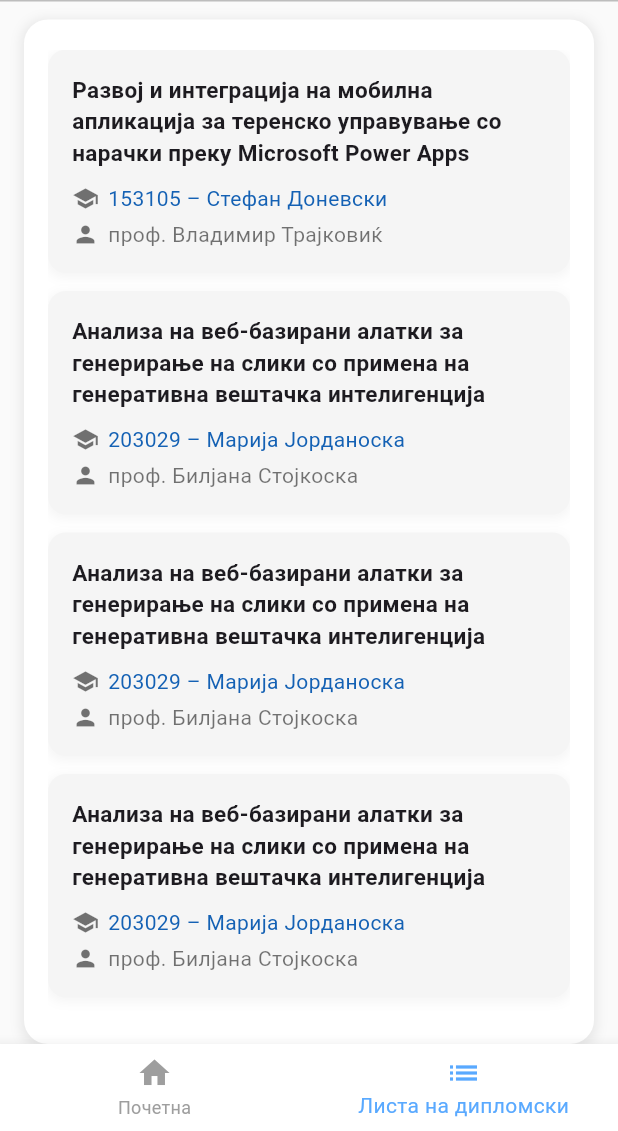
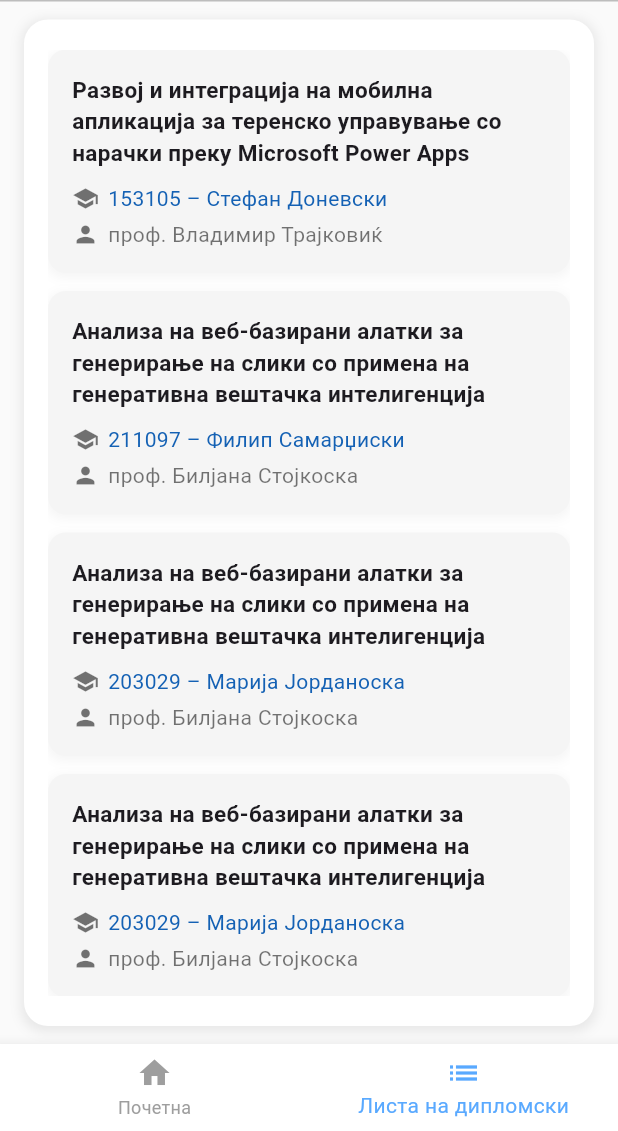
Before and after one commit to bilef23/MIS-bachelor-thesis-app, a Flutter app: the screen it shows after launch, item 2 of the bottom bar chosen, on a phone screen of 412 x 824 dp, the part 105-1236 px from its top. Run offline on Flutter 3.47's test engine with Material 3 defaults, Android fonts, the phone set to English and light mode, and no system bars; our stand-ins replace open_file, shared_preferences; accounts and stored records are empty; Roboto replaces fonts that are missing (SFProRounded).

Commit message:
Add thesis file viewing functionality, add more data, fix width of 8th step, fix height of card in thesis process screen and thesis list screen, fix thesis details nav bar, refactor

```diff
--- a/lib/models/thesis.dart
+++ b/lib/models/thesis.dart
@@ -8,7 +8,7 @@ class Thesis {
   final String? date;
   final String? approvalStatus;
   final String? description;
-  final String? fileUrl;
+  final String fileUrl;
 
   Thesis({
     required this.title,
@@ -20,6 +20,6 @@ class Thesis {
     this.date,
     this.approvalStatus,
     this.description,
-    this.fileUrl,
-  });
+    String? fileUrl,
+  }) : fileUrl = fileUrl ?? '$studentIndex.pdf';
 }
--- a/lib/screens/login_screen.dart
+++ b/lib/screens/login_screen.dart
@@ -1,6 +1,5 @@
 import 'package:flutter/material.dart';
 import '../services/authentication_service.dart'; // or authentication_service.dart
-import '../models/user.dart';
 import '../screens/thesis_process_screen.dart';
 
 class CasLoginScreen extends StatefulWidget {
--- a/lib/screens/thesis_list_screen.dart
+++ b/lib/screens/thesis_list_screen.dart
@@ -18,7 +18,7 @@ class ThesisListScreen extends StatefulWidget {
 class _ThesisListScreenState extends State<ThesisListScreen> {
   final ThesisListService thesisListService = ThesisListService();
   final Color primaryTextColor = const Color(0xFF1461B4);
-  int _currentIndex = 3;
+  final int _currentIndex = 3;
 
   bool isLoggedIn = false;
   User? loggedInUser;
@@ -37,22 +37,6 @@ class _ThesisListScreenState extends State<ThesisListScreen> {
     });
   }
 
-  void _handleLogin() async {
-    try {
-      await AuthService.login("testuser", "123"); // <- replace with real input later
-      _checkLoginStatus();
-    } catch (e) {
-      ScaffoldMessenger.of(context).showSnackBar(
-        const SnackBar(content: Text("Invalid credentials")),
-      );
-    }
-  }
-
-  void _handleLogout() async {
-    await AuthService.logout();
-    _checkLoginStatus();
-  }
-
   @override
   Widget build(BuildContext context) {
     List<Thesis> theses = thesisListService.getTheses();
@@ -66,8 +50,9 @@ class _ThesisListScreenState extends State<ThesisListScreen> {
             const SizedBox(height: 12),
             Expanded(
               child: Container(
-                margin: const EdgeInsets.symmetric(horizontal: 16.0),
-                padding: const EdgeInsets.symmetric(horizontal: 16.0, vertical: 20.0),
+                margin: const EdgeInsets.fromLTRB(16.0, 0, 16.0, 12.0),
+                padding: const EdgeInsets.symmetric(
+                    horizontal: 16.0, vertical: 20.0),
                 decoration: BoxDecoration(
                   color: Colors.white,
                   borderRadius: BorderRadius.circular(16),
@@ -91,13 +76,17 @@ class _ThesisListScreenState extends State<ThesisListScreen> {
                           Navigator.push(
                             context,
                             MaterialPageRoute(
-                              builder: (context) => ThesisDetailScreen(thesis: thesis),
+                              builder: (context) => ThesisDetailScreen(
+                                thesis: thesis,
+                                isLoggedIn: isLoggedIn,
+                              ),
                             ),
                           );
                         } else {
                           ScaffoldMessenger.of(context).showSnackBar(
                             const SnackBar(
-                              content: Text('Please log in to view thesis details.'),
+                              content:
+                                  Text('Please log in to view thesis details.'),
                               duration: Duration(seconds: 2),
                             ),
                           );
@@ -129,9 +118,13 @@ class _ThesisListScreenState extends State<ThesisListScreen> {
                               ),
                             ),
                             const SizedBox(height: 10),
-                            _buildInfoItem(Icons.school, "${thesis.studentIndex} – ${thesis.studentName}", primaryTextColor),
+                            _buildInfoItem(
+                                Icons.school,
+                                "${thesis.studentIndex} – ${thesis.studentName}",
+                                primaryTextColor),
                             const SizedBox(height: 4),
-                            _buildInfoItem(Icons.person, thesis.professorName, Colors.black54),
+                            _buildInfoItem(Icons.person, thesis.professorName,
+                                Colors.black54),
                           ],
                         ),
                       ),
@@ -147,7 +140,8 @@ class _ThesisListScreenState extends State<ThesisListScreen> {
         currentIndex: isLoggedIn ? _currentIndex : 1,
         navBarColor: const Color(0xFF59A9FF),
         isLoggedIn: isLoggedIn,
-        onTap: (index) => NavigationHelper.navigateByIndex(context, index, isLoggedIn),
+        onTap: (index) =>
+            NavigationHelper.navigateByIndex(context, index, isLoggedIn),
       ),
     );
   }
--- a/lib/screens/thesis_procedure_screen.dart
+++ b/lib/screens/thesis_procedure_screen.dart
@@ -13,7 +13,7 @@ class ThesisProcedureScreen extends StatefulWidget {
 class _ThesisProcedureScreenState extends State<ThesisProcedureScreen> {
   final Color primaryTextColor = const Color(0xFF686868);
 
-  int _currentIndex = 2; // Notice: assuming this is screen index 2 (Procedura za diplomksa)
+  final int _currentIndex = 2; // Notice: assuming this is screen index 2 (Procedura za diplomksa)
   bool isLoggedIn = true;
   String? userId = "211097";
 
--- a/lib/screens/thesis_process_details_screen.dart
+++ b/lib/screens/thesis_process_details_screen.dart
@@ -68,6 +68,7 @@ class ThesisStepDetailScreen extends StatelessWidget {
                         ),
                         const SizedBox(height: 16),
                         Container(
+                          width: double.infinity,
                           decoration: BoxDecoration(
                             color: const Color(0xFFFAFAFA),
                             borderRadius: BorderRadius.circular(12),
--- a/lib/services/thesis_list_service.dart
+++ b/lib/services/thesis_list_service.dart
@@ -4,7 +4,8 @@ class ThesisListService {
   List<Thesis> getTheses() {
     return [
       Thesis(
-        title: "Развој и интеграција на мобилна апликација за теренско управување со нарачки преку Microsoft Power Apps",
+        title:
+            "Развој и интеграција на мобилна апликација за теренско управување со нарачки преку Microsoft Power Apps",
         studentIndex: "153105",
         studentName: "Стефан Доневски",
         professorName: "проф. Владимир Трајковиќ",
@@ -13,11 +14,26 @@ class ThesisListService {
         date: "11.06.2025",
         approvalStatus: "Прифаќање на темата од студент",
         description:
-        "Microsoft Dynamics 365 for Finance & Operations е cloud базиран ERP систем од страна на Microsoft кој се користи како решение за интегрирано вршење на процеси поврзани со снабдување, финансии, нарачки, залихи, производство и дистрибуција кај средни, до големи компании.",
+            "Microsoft Dynamics 365 for Finance & Operations е cloud базиран ERP систем од страна на Microsoft кој се користи како решение за интегрирано вршење на процеси поврзани со снабдување, финансии, нарачки, залихи, производство и дистрибуција кај средни, до големи компании.",
         fileUrl: "https://yourserver.com/thesis1.pdf",
       ),
       Thesis(
-        title: "Анализа на веб-базирани алатки за генерирање на слики со примена на генеративна вештачка интелигенција",
+        title:
+            "Анализа на веб-базирани алатки за генерирање на слики со примена на генеративна вештачка интелигенција",
+        studentIndex: "211097",
+        studentName: "Филип Самарџиски",
+        professorName: "проф. Билјана Стојкоска",
+        secondProfessorName: null,
+        commissionMember: null,
+        date: "10.06.2025",
+        approvalStatus: "Одобрена",
+        description:
+            "Проект за анализа на генеративни модели за создавање на слики, со посебен фокус на DALL·E и Midjourney.",
+        fileUrl: null,
+      ),
+      Thesis(
+        title:
+            "Анализа на веб-базирани алатки за генерирање на слики со примена на генеративна вештачка интелигенција",
         studentIndex: "203029",
         studentName: "Марија Јорданоска",
         professorName: "проф. Билјана Стојкоска",
@@ -25,11 +41,13 @@ class ThesisListService {
         commissionMember: null,
         date: "10.06.2025",
         approvalStatus: "Одобрена",
-        description: "Проект за анализа на генеративни модели за создавање на слики, со посебен фокус на DALL·E и Midjourney.",
+        description:
+            "Проект за анализа на генеративни модели за создавање на слики, со посебен фокус на DALL·E и Midjourney.",
         fileUrl: null,
       ),
       Thesis(
-        title: "Анализа на веб-базирани алатки за генерирање на слики со примена на генеративна вештачка интелигенција",
+        title:
+            "Анализа на веб-базирани алатки за генерирање на слики со примена на генеративна вештачка интелигенција",
         studentIndex: "203029",
         studentName: "Марија Јорданоска",
         professorName: "проф. Билјана Стојкоска",
@@ -37,11 +55,13 @@ class ThesisListService {
         commissionMember: null,
         date: "10.06.2025",
         approvalStatus: "Одобрена",
-        description: "Проект за анализа на генеративни модели за создавање на слики, со посебен фокус на DALL·E и Midjourney.",
+        description:
+            "Проект за анализа на генеративни модели за создавање на слики, со посебен фокус на DALL·E и Midjourney.",
         fileUrl: null,
       ),
       Thesis(
-        title: "Анализа на веб-базирани алатки за генерирање на слики со примена на генеративна вештачка интелигенција",
+        title:
+            "Анализа на веб-базирани алатки за генерирање на слики со примена на генеративна вештачка интелигенција",
         studentIndex: "203029",
         studentName: "Марија Јорданоска",
         professorName: "проф. Билјана Стојкоска",
@@ -49,7 +69,8 @@ class ThesisListService {
         commissionMember: null,
         date: "10.06.2025",
         approvalStatus: "Одобрена",
-        description: "Проект за анализа на генеративни модели за создавање на слики, со посебен фокус на DALL·E и Midjourney.",
+        description:
+            "Проект за анализа на генеративни модели за создавање на слики, со посебен фокус на DALL·E и Midjourney.",
         fileUrl: null,
       )
     ];
```
Also changed, not shown: lib/models/thesis_approval.dart (+5 -3 lines), lib/screens/thesis_approval_screen.dart (+66 -35 lines), lib/screens/thesis_detail_screen.dart (+41 -26 lines), lib/screens/thesis_process_screen.dart (+17 -13 lines), lib/services/thesis_approval_service.dart (+37 -4 lines), lib/services/thesis_download_service.dart (added, +24 -0 lines), lib/services/thesis_service.dart (deleted, +0 -17 lines), lib/services/thesis_steps_service.dart (added, +52 -0 lines), pubspec.yaml (+5 -4 lines), pubspec.lock, 6 other files.
